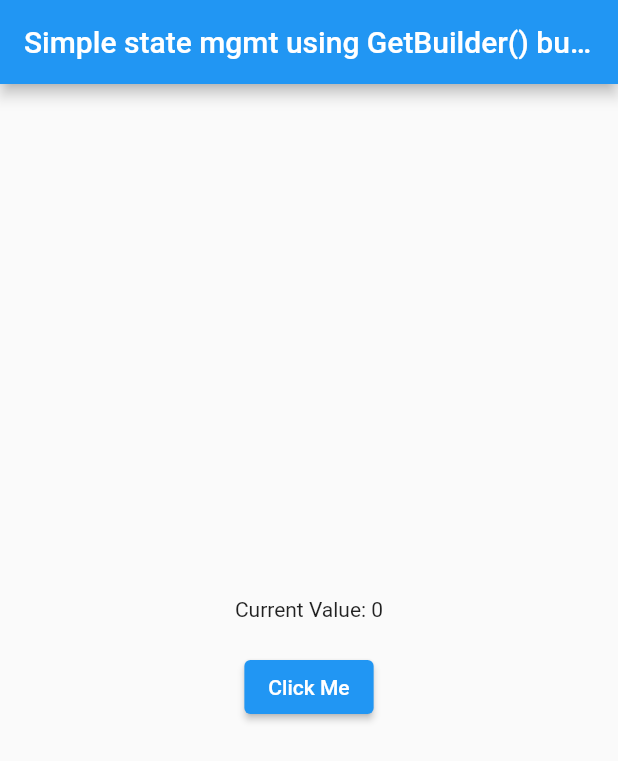
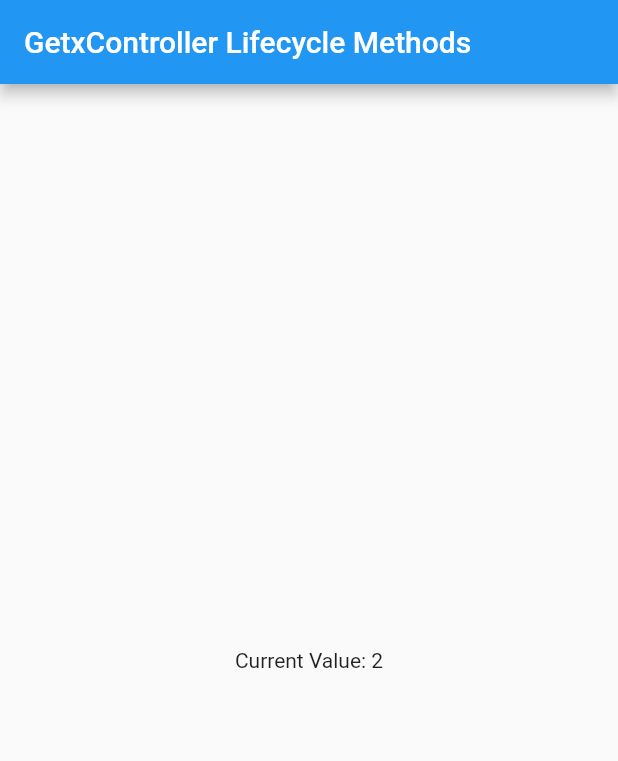
Before and after one commit to abhishek-toppersnotes/learning-getx, a Flutter app: the screen it shows after launch, on a phone screen of 412 x 824 dp. Shown: the top 761 px of the screen. Run offline on Flutter 3.47's test engine with Material 2 defaults, Android fonts, the phone set to English and light mode, and no system bars; our stand-ins replace get.

Commit message:
GetxController Lifecycle Methods

```diff
--- a/lib/main.dart
+++ b/lib/main.dart
@@ -11,14 +11,14 @@ void main() {
 class MyApp extends StatelessWidget {
   MyApp({Key? key}) : super(key: key);
 
-  static const String title =
-      "Simple state mgmt using GetBuilder() builder function";
+  static const String title = "GetxController Lifecycle Methods";
 
-  // ? We can't use 'static' here
-  // ? Need to ask why that is so?
-  // ? I have used static controller in lecture9 as well, and there it works as expected
-  // final IncrementController incrementController = Get.put(
-  //     IncrementController()); // ! NOT just IncrementController(), must use Get.put()
+  // * STATIC KEYWORD WORKS HERE only if I make use of [initState] parameter in the
+  // * GetBuilder builder function, such that it calls any random
+  // * function of the controller (like incrementController.toString())
+  // static
+  final IncrementController incrementController = Get.put(
+      IncrementController()); // ! NOT just IncrementController(), must use Get.put()
 
   @override
   Widget build(BuildContext context) {
@@ -34,37 +34,23 @@ class MyApp extends StatelessWidget {
             mainAxisSize: MainAxisSize.min,
             children: [
               GetBuilder<IncrementController>(
-                // If we don't define [init] of GetX, we must have a controller initialized to use the value
-                // Otherwise, it will throw error
-                //
-                // If we have initialized the controller else where, we can
-                init: IncrementController(),
+                // This is called when this widget is created, after the onInit() method
+                initState: (state) {
+                  incrementController.increment();
 
+                  // Experiment with static controller:-
+                  // incrementController.toString();
+                },
+
+                // Cleanup happens by default, but still if you want, you can use this parameter
+                // It is generally recommended to use the onClose() in the controller class itself
+                // dispose: (state) => incrementController.cleanUp(),
                 builder: (controller) {
-                  // If we are using [init]
-                  return Text("Current Value: ${controller.counterValue}");
-
-                  // If we are having an instance defined somewhere else, [currentValue] received
+                  // Here, we are having an instance defined somewhere else, [controller] received
                   // is not even required
-                  // return Text(
-                  //     "Current Value: ${incrementController.counterValue}");
+                  return Text(
+                      "Current Value: ${incrementController.counterValue}");
                 },
-              ),
-              SizedBox(
-                height: 20,
-              ),
-              ElevatedButton(
-                onPressed: () {
-                  // If we have used the [init] parameter of the GetX builder to initialize the controller,
-                  // then we must first find the instance of that controller
-                  //
-                  // Use this only if we don't have the instance available here
-                  Get.find<IncrementController>().increment();
-
-                  // If we have access to the [IncrementController] direcly (like if we have initialized it)
-                  // incrementController.increment();
-                },
-                child: Text("Click Me"),
               ),
             ],
           ),
```
Also changed, not shown: lib/increment_controller.dart (+25 -1 lines).
